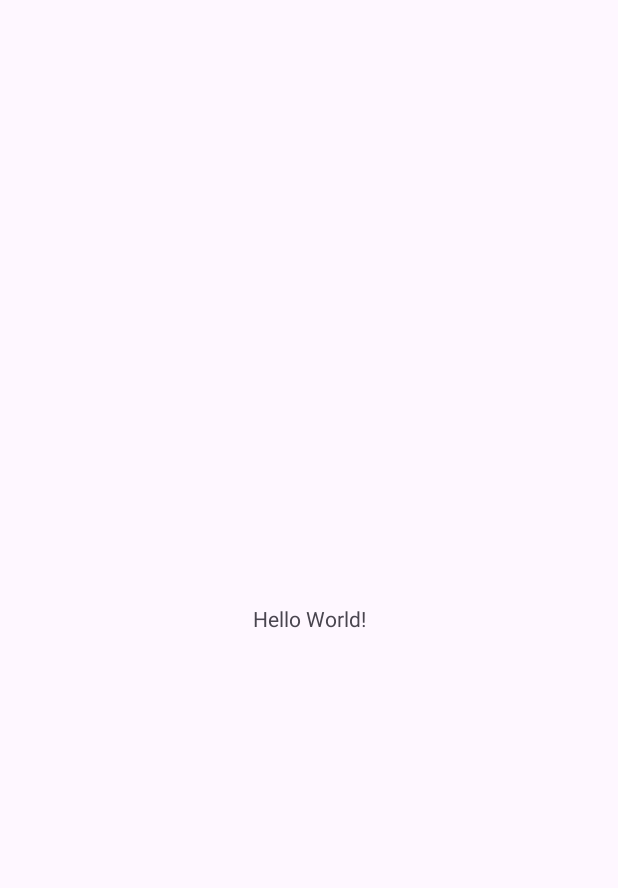
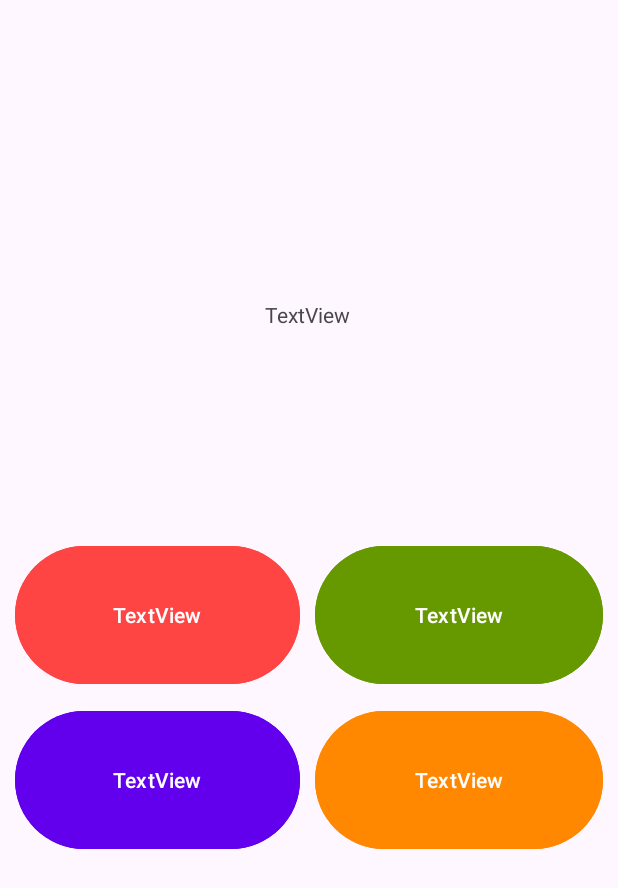
Before and after one commit to Haibm/PRM392-SU25-PRJ-SuSach, an Android app: the screen it shows after launch (MainActivity before the commit, QuizActivity after it), on a phone screen of 412 x 824 dp. Before the commit the part shown is almost empty. Shown: the top 888 px of the screen. Run offline under Robolectric (Android 15) with nearby library versions, the phone set to English and light mode, and no system bars; our stand-ins replace Firebase (no records; nobody signed in at launch, a user with empty details on screens opened directly).

Commit message:
quiz screen + grade

```diff
--- a/app/build.gradle.kts
+++ b/app/build.gradle.kts
@@ -35,6 +35,7 @@ android {
 dependencies {
     implementation(platform("com.google.firebase:firebase-bom:33.15.0"))
     implementation("com.google.firebase:firebase-analytics")
+    implementation("com.google.firebase:firebase-firestore")
     implementation(libs.appcompat)
     implementation(libs.material)
     implementation(libs.activity)
--- a/app/src/main/AndroidManifest.xml
+++ b/app/src/main/AndroidManifest.xml
@@ -13,6 +13,9 @@
         android:theme="@style/Theme.SuSach"
         tools:targetApi="31">
         <activity
+            android:name=".QuizActivity"
+            android:exported="false" />
+        <activity
             android:name=".MainActivity"
             android:exported="true">
             <intent-filter>
--- a/app/src/main/java/com/example/susach/MainActivity.java
+++ b/app/src/main/java/com/example/susach/MainActivity.java
@@ -1,5 +1,6 @@
 package com.example.susach;
 
+import android.content.Intent;
 import android.os.Bundle;
 
 import androidx.activity.EdgeToEdge;
@@ -15,10 +16,8 @@ public class MainActivity extends AppCompatActivity {
         super.onCreate(savedInstanceState);
         EdgeToEdge.enable(this);
         setContentView(R.layout.activity_main);
-        ViewCompat.setOnApplyWindowInsetsListener(findViewById(R.id.main), (v, insets) -> {
-            Insets systemBars = insets.getInsets(WindowInsetsCompat.Type.systemBars());
-            v.setPadding(systemBars.left, systemBars.top, systemBars.right, systemBars.bottom);
-            return insets;
-        });
+        Intent intent = new Intent(this, QuizActivity.class);
+        startActivity(intent);
+
     }
 }
--- /dev/null
+++ b/app/src/main/java/com/example/susach/QuizActivity.java
@@ -0,0 +1,127 @@
+package com.example.susach;
+
+import android.os.Bundle;
+import android.util.Log;
+import android.view.View;
+import android.widget.Button;
+import android.widget.TextView;
+import android.widget.Toast;
+
+import androidx.activity.EdgeToEdge;
+import androidx.appcompat.app.AppCompatActivity;
+import androidx.core.graphics.Insets;
+import androidx.core.view.ViewCompat;
+import androidx.core.view.WindowInsetsCompat;
+
+import com.google.firebase.firestore.DocumentSnapshot;
+import com.google.firebase.firestore.FirebaseFirestore;
+import com.google.firebase.firestore.QueryDocumentSnapshot;
+
+import java.util.ArrayList;
+import java.util.List;
+
+public class QuizActivity extends AppCompatActivity {
+
+    TextView tvQuestion;
+    Button btnAnswer1, btnAnswer2, btnAnswer3, btnAnswer4;
+    FirebaseFirestore db = FirebaseFirestore.getInstance();
+    private List<Quiz> quizList = new ArrayList<>();
+    private short grade = 0;
+    private int currentQuestionIndex = 0;
+
+
+    @Override
+    protected void onCreate(Bundle savedInstanceState) {
+        super.onCreate(savedInstanceState);
+        EdgeToEdge.enable(this);
+        setContentView(R.layout.activity_quiz);
+
+        BindViews();
+        RetrieveData();
+        setupAnswerButtons();
+    }
+
+    private void BindViews() {
+        tvQuestion = findViewById(R.id.tvQuestion);
+        btnAnswer1 = findViewById(R.id.btnAnswer1);
+        btnAnswer2 = findViewById(R.id.btnAnswer2);
+        btnAnswer3 = findViewById(R.id.btnAnswer3);
+        btnAnswer4 = findViewById(R.id.btnAnswer4);
+    }
+
+    private void RetrieveData() {
+
+        db.collection("quizs")
+                .document("quiz1")
+                .collection("quiz1")
+                .get()
+                .addOnCompleteListener(task -> {
+                    if (task.isSuccessful()) {
+                        quizList.clear();
+                        for (QueryDocumentSnapshot document : task.getResult()) {
+                            String question = document.getString("question");
+                            String answer1 = document.getString("answer1");
+                            String answer2 = document.getString("answer2");
+                            String answer3 = document.getString("answer3");
+                            String answer4 = document.getString("answer4");
+                            int correct = document.getLong("correct").intValue();
+
+                            Quiz quiz = new Quiz(question, answer1, answer2, answer3, answer4, correct);
+                            quizList.add(quiz);
+                        }
+
+                        if (!quizList.isEmpty()) {
+                            currentQuestionIndex = 0;
+                            showQuestion(currentQuestionIndex);
+                        }
+                    } else {
+                        Log.w("FIRESTORE", "Error getting questions", task.getException());
+                    }
+                });
+    }
+
+    private void showQuestion(int index) {
+        if (index < quizList.size()) {
+            Quiz quiz = quizList.get(index);
+            tvQuestion.setText(quiz.getQuestion());
+            btnAnswer1.setText(quiz.getAnswer1());
+            btnAnswer2.setText(quiz.getAnswer2());
+            btnAnswer3.setText(quiz.getAnswer3());
+            btnAnswer4.setText(quiz.getAnswer4());
+        } else {
+            Toast.makeText(this, "Grade: "+grade, Toast.LENGTH_SHORT).show();
+            // Navigate to result or restart quiz
+        }
+    }
+
+    private int chosen;
+    private void setupAnswerButtons() {
+        View.OnClickListener answerClickListener = v -> {
+            int id = v.getId();
+            if (id == R.id.btnAnswer1) {
+                chosen = 1;
+            } else if (id == R.id.btnAnswer2) {
+                chosen = 2;
+            } else if (id == R.id.btnAnswer3) {
+                chosen = 3;
+            } else if (id == R.id.btnAnswer4) {
+                chosen = 4;
+            } else {
+                chosen = 0;
+            }
+
+            Quiz quiz = quizList.get(currentQuestionIndex);
+            if (chosen == quiz.getCorrect()){
+                grade++;
+            }
+            currentQuestionIndex++;
+            showQuestion(currentQuestionIndex);
+        };
+
+        btnAnswer1.setOnClickListener(answerClickListener);
+        btnAnswer2.setOnClickListener(answerClickListener);
+        btnAnswer3.setOnClickListener(answerClickListener);
+        btnAnswer4.setOnClickListener(answerClickListener);
+    }
+
+}
--- /dev/null
+++ b/app/src/main/res/layout/activity_quiz.xml
@@ -0,0 +1,85 @@
+<?xml version="1.0" encoding="utf-8"?>
+<LinearLayout xmlns:android="http://schemas.android.com/apk/res/android"
+    xmlns:app="http://schemas.android.com/apk/res-auto"
+    xmlns:tools="http://schemas.android.com/tools"
+    android:id="@+id/main"
+    android:layout_width="match_parent"
+    android:layout_height="match_parent"
+    android:orientation="vertical"
+    tools:context=".QuizActivity">
+
+    <Space
+        android:layout_width="match_parent"
+        android:layout_height="200dp" />
+
+
+    <TextView
+        android:id="@+id/tvQuestion"
+        android:layout_width="350dp"
+        android:layout_height="130dp"
+        android:layout_marginStart="30dp"
+        android:layout_marginEnd="10dp"
+        android:textAlignment="center"
+        android:text="TextView" />
+
+    <LinearLayout
+        android:layout_width="match_parent"
+        android:layout_height="100dp"
+        android:layout_marginTop="30dp"
+        android:orientation="horizontal">
+
+        <Button
+            android:id="@+id/btnAnswer1"
+            android:layout_width="28dp"
+            android:layout_height="match_parent"
+            android:layout_marginStart="10dp"
+            android:layout_weight="1"
+            android:backgroundTint="@android:color/holo_red_light"
+            android:padding="10dp"
+            android:text="TextView"
+            android:textColor="@color/white" />
+
+        <Button
+            android:id="@+id/btnAnswer2"
+            android:layout_width="30dp"
+            android:layout_height="match_parent"
+            android:layout_marginStart="10dp"
+            android:layout_marginEnd="10dp"
+            android:layout_weight="1"
+            android:backgroundTint="@android:color/holo_green_dark"
+            android:padding="10dp"
+            android:text="TextView"
+            android:textColor="@color/white" />
+    </LinearLayout>
+
+    <LinearLayout
+        android:layout_width="match_parent"
+        android:layout_height="100dp"
+        android:layout_marginTop="10dp"
+        android:orientation="horizontal">
+
+        <Button
+            android:id="@+id/btnAnswer3"
+            android:layout_width="28dp"
+            android:layout_height="match_parent"
+            android:layout_marginStart="10dp"
+            android:layout_weight="1"
+            android:backgroundTint="@color/design_default_color_primary"
+            android:padding="10dp"
+            android:text="TextView"
+            android:textColor="@color/white" />
+
+        <Button
+            android:id="@+id/btnAnswer4"
+            android:layout_width="30dp"
+            android:layout_height="match_parent"
+            android:layout_marginStart="10dp"
+            android:layout_marginEnd="10dp"
+            android:layout_weight="1"
+            android:backgroundTint="@android:color/holo_orange_dark"
+            android:padding="10dp"
+            android:text="TextView"
+            android:textColor="@color/white" />
+    </LinearLayout>
+
+</LinearLayout>
```
Also changed, not shown: app/src/main/java/com/example/susach/Quiz.java (added, +72 -0 lines).
